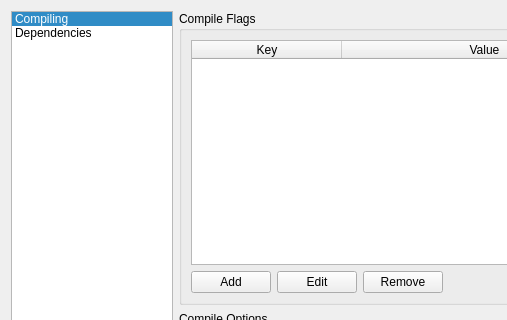
First picture: the form in ui/ProjectSettingsDialog.ui, repository kipr/kiss, before the edit; both pictures show x 0 to 507 and y 0 to 320 of the 674 by 440 pixel window.
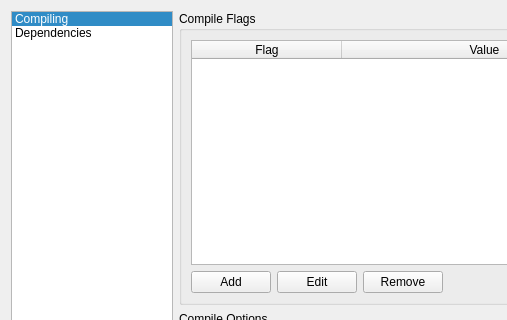
Second picture: the form after the edit.

Commit message: Project settings dialog is not resizable

Diff of the .ui file:
```diff
--- a/ui/ProjectSettingsDialog.ui
+++ b/ui/ProjectSettingsDialog.ui
@@ -10,6 +10,24 @@
     <height>440</height>
    </rect>
   </property>
+  <property name="sizePolicy">
+   <sizepolicy hsizetype="Fixed" vsizetype="Fixed">
+    <horstretch>0</horstretch>
+    <verstretch>0</verstretch>
+   </sizepolicy>
+  </property>
+  <property name="minimumSize">
+   <size>
+    <width>674</width>
+    <height>440</height>
+   </size>
+  </property>
+  <property name="maximumSize">
+   <size>
+    <width>674</width>
+    <height>440</height>
+   </size>
+  </property>
   <layout class="QVBoxLayout" name="verticalLayout">
    <item>
     <layout class="QHBoxLayout" name="horizontalLayout_2" stretch="1,3">
@@ -77,7 +95,7 @@
                </attribute>
                <column>
                 <property name="text">
-                 <string>Key</string>
+                 <string>Flag</string>
                 </property>
                </column>
                <column>
```
The commit also changes 1 other file.
